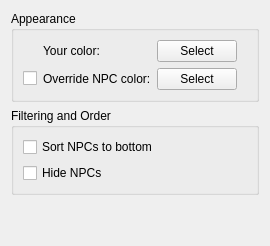
Before: the Qt Designer form src/preferences/grouppage.ui in MUME/MMapper, drawn with Qt 5.
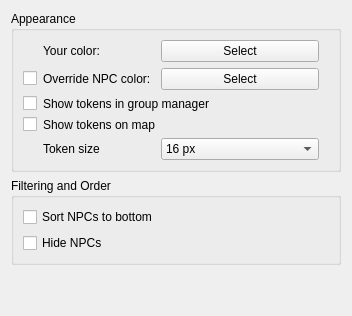
After: the same form once the commit is applied.

Commit message: Clean up character token integration

The edit to the form file:
```diff
--- a/src/preferences/grouppage.ui
+++ b/src/preferences/grouppage.ui
@@ -12,6 +12,34 @@
       <string>Appearance</string>
      </property>
      <layout class="QGridLayout" name="gridLayout">
+      <item row="5" column="1">
+       <widget class="QLabel" name="label_3">
+        <property name="text">
+         <string>Show tokens on map</string>
+        </property>
+       </widget>
+      </item>
+      <item row="4" column="1" colspan="2">
+       <widget class="QLabel" name="label">
+        <property name="text">
+         <string>Show tokens in group manager</string>
+        </property>
+       </widget>
+      </item>
+      <item row="4" column="0">
+       <widget class="QCheckBox" name="showTokensCheckBox">
+        <property name="text">
+         <string/>
+        </property>
+       </widget>
+      </item>
+      <item row="1" column="0">
+       <widget class="QCheckBox" name="npcOverrideColorCheckBox">
+        <property name="text">
+         <string/>
+        </property>
+       </widget>
+      </item>
       <item row="1" column="1">
        <widget class="QLabel" name="label_2">
         <property name="text">
@@ -38,8 +66,8 @@
         </property>
        </spacer>
       </item>
-      <item row="1" column="0">
-       <widget class="QCheckBox" name="npcOverrideColorCheckBox">
+      <item row="5" column="0">
+       <widget class="QCheckBox" name="showMapTokensCheckBox">
         <property name="text">
          <string/>
         </property>
@@ -69,6 +97,52 @@
         </property>
        </widget>
       </item>
+      <item row="7" column="1">
+       <widget class="QLabel" name="label_6">
+        <property name="text">
+         <string>Token size</string>
+        </property>
+       </widget>
+      </item>
+      <item row="7" column="2">
+       <widget class="QComboBox" name="tokenSizeComboBox">
+        <property name="maxCount">
+         <number>64</number>
+        </property>
+        <property name="insertPolicy">
+         <enum>QComboBox::NoInsert</enum>
+        </property>
+        <property name="minimumContentsLength">
+         <number>16</number>
+        </property>
+        <property name="iconSize">
+         <size>
+          <width>32</width>
+          <height>32</height>
+         </size>
+        </property>
+        <item>
+         <property name="text">
+          <string>16 px</string>
+         </property>
+        </item>
+        <item>
+         <property name="text">
+          <string>32 px</string>
+         </property>
+        </item>
+        <item>
+         <property name="text">
+          <string>48 px</string>
+         </property>
+        </item>
+        <item>
+         <property name="text">
+          <string>64 px</string>
+         </property>
+        </item>
+       </widget>
+      </item>
      </layout>
     </widget>
    </item>
```
Left out of the diff: 34 changed lines with no effect on the pictures. The commit also changes 15 other files.
